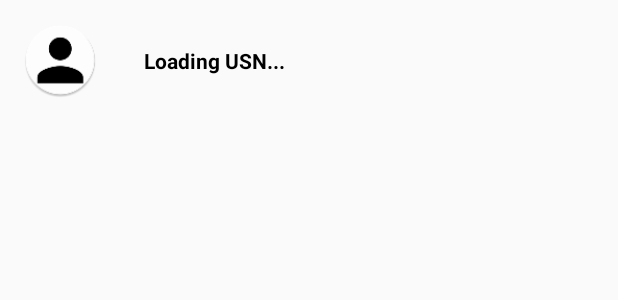
After one commit to pradyotprksh/NewAttendanceAppFaculty, an Android app: the layout proctor_student_list.xml on its own in the app's theme, with its tools: preview values and no code run, on a phone screen of 412 x 824 dp. The commit adds this screen. Shown: the top 300 px of the screen. Run offline under Robolectric (Android 15) with nearby library versions, the phone set to English and light mode, and no system bars.

Commit message:
Proctor Work With One Problem

```diff
--- a/app/src/main/java/com/application/pradyotprakash/newattendanceappfaculty/DetailsFragment.java
+++ b/app/src/main/java/com/application/pradyotprakash/newattendanceappfaculty/DetailsFragment.java
@@ -102,7 +102,7 @@ public class DetailsFragment extends Fragment {
         proctorBtn.setOnClickListener(new View.OnClickListener() {
             @Override
             public void onClick(View v) {
-                Intent intent = new Intent(getActivity(), SelectSemesterClassProctor.class);
+                Intent intent = new Intent(getActivity(), ProctorStudentList.class);
                 intent.putExtra("branch", branch);
                 startActivity(intent);
             }
--- a/app/src/main/java/com/application/pradyotprakash/newattendanceappfaculty/ProctorClassRecyclerAdapter.java
+++ b/app/src/main/java/com/application/pradyotprakash/newattendanceappfaculty/ProctorClassRecyclerAdapter.java
@@ -33,7 +33,7 @@ public class ProctorClassRecyclerAdapter extends RecyclerView.Adapter<ProctorCla
             @Override
             public void onClick(View v) {
                 String classValue = classList.get(position).getClassValue();
-                Intent intent = new Intent(context, ProctorStudentList.class);
+                Intent intent = new Intent(context, FacultyProctorDetails.class);
                 intent.putExtra("classValue",classValue);
                 context.startActivity(intent);
             }
--- a/app/src/main/res/layout/activity_proctor_student_list.xml
+++ b/app/src/main/res/layout/activity_proctor_student_list.xml
@@ -7,7 +7,7 @@
     tools:context=".ProctorStudentList">
 
     <android.support.v7.widget.Toolbar
-        android:id="@+id/studentListProctor"
+        android:id="@+id/studentListProctorToolbar"
         android:layout_width="0dp"
         android:layout_height="wrap_content"
         android:background="@color/colorPrimary"
@@ -32,7 +32,7 @@
         app:layout_constraintEnd_toEndOf="parent"
         app:layout_constraintHorizontal_bias="0.0"
         app:layout_constraintStart_toStartOf="parent"
-        app:layout_constraintTop_toBottomOf="@+id/studentListProctor" />
+        app:layout_constraintTop_toBottomOf="@+id/studentListProctorToolbar" />
 
     <android.support.v7.widget.RecyclerView
         android:id="@+id/studentList"
@@ -48,4 +48,6 @@
         app:layout_constraintStart_toStartOf="parent"
         app:layout_constraintTop_toBottomOf="@+id/addStudent" />
 
+
+
 </android.support.constraint.ConstraintLayout>
--- /dev/null
+++ b/app/src/main/res/layout/proctor_student_list.xml
@@ -0,0 +1,25 @@
+<?xml version="1.0" encoding="utf-8"?>
+<RelativeLayout xmlns:android="http://schemas.android.com/apk/res/android"
+    android:layout_width="match_parent"
+    android:layout_height="wrap_content">
+
+    <de.hdodenhof.circleimageview.CircleImageView
+        android:id="@+id/student_list_image"
+        android:layout_width="50dp"
+        android:layout_height="50dp"
+        android:layout_margin="15dp"
+        android:src="@mipmap/default_profile_picture" />
+
+    <TextView
+        android:id="@+id/student_list_usn"
+        android:layout_width="wrap_content"
+        android:layout_height="wrap_content"
+        android:layout_alignBottom="@+id/student_list_image"
+        android:layout_toEndOf="@+id/student_list_image"
+        android:padding="15dp"
+        android:text="@string/loading_usn"
+        android:textColor="@android:color/black"
+        android:textSize="14sp"
+        android:textStyle="bold" />
+
+</RelativeLayout>
```
Also changed, not shown: app/src/main/AndroidManifest.xml (+9 -3 lines), app/src/main/java/com/application/pradyotprakash/newattendanceappfaculty/ProctorStudent.java (added, +21 -0 lines), app/src/main/java/com/application/pradyotprakash/newattendanceappfaculty/ProctorStudentId.java (added, +12 -0 lines), app/src/main/java/com/application/pradyotprakash/newattendanceappfaculty/ProctorStudentList.java (+50 -4 lines), app/src/main/java/com/application/pradyotprakash/newattendanceappfaculty/ProctorStudentRecyclerAdapter.java (added, +86 -0 lines), app/src/main/java/com/application/pradyotprakash/newattendanceappfaculty/StudentRecyclerAdapterProctor.java (+64 -10 lines).
